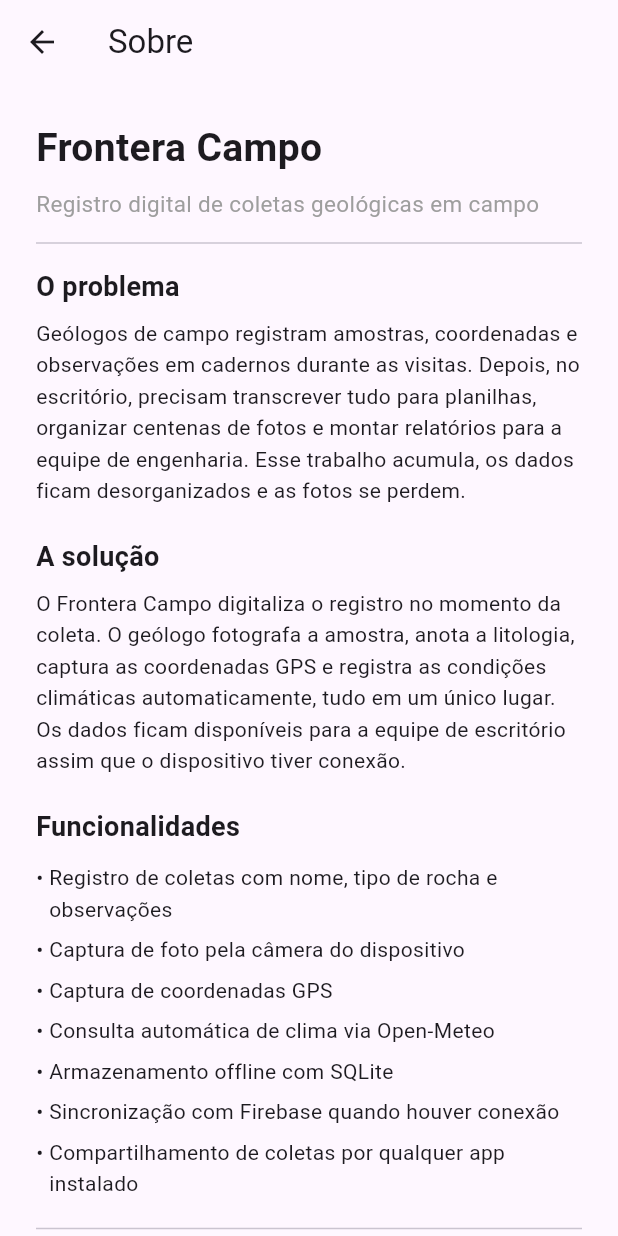
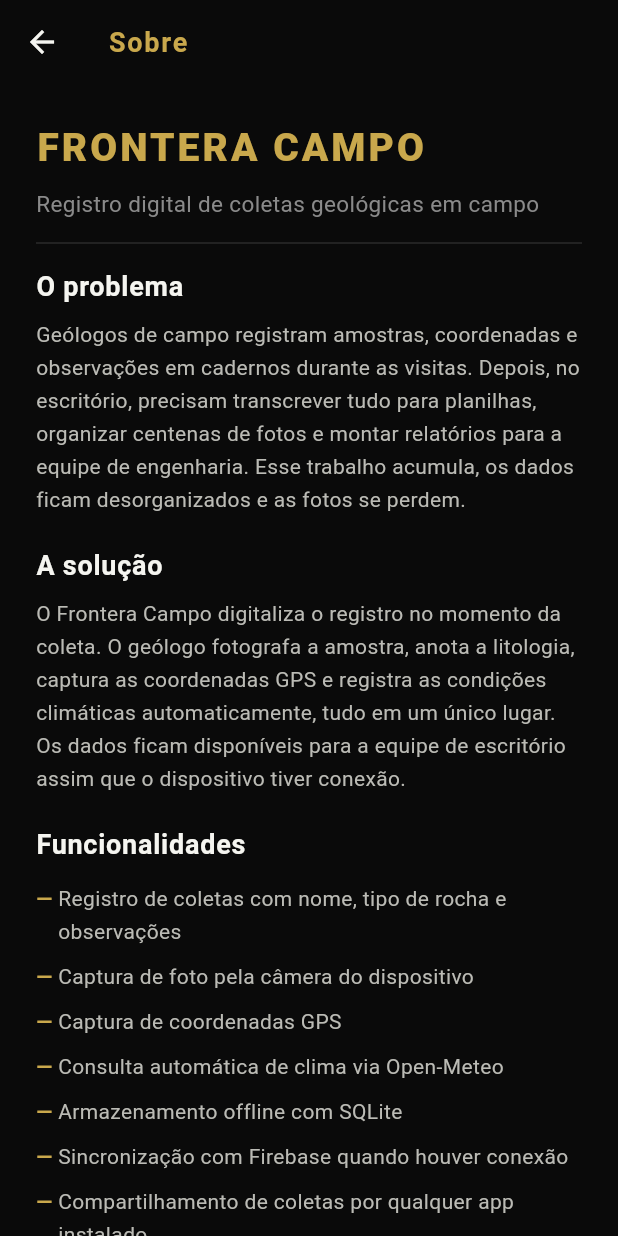
Before and after one commit to LauraRodrigues31/ponderada_4, a Flutter app: the screen it shows after launch, after a tap on "Sobre o app", on a phone screen of 412 x 824 dp. Run offline on Flutter 3.47's test engine with Material 3 defaults, Android fonts, the phone set to English and light mode, and no system bars; our stand-ins replace cloud_firestore, firebase_core, firebase_storage, flutter_local_notifications, geolocator, image_picker and 2 more; accounts and stored records are empty.

Commit message:
style: aplica identidade visual Frontera Minerals ao app
- dark theme industrial com dourado como cor de destaque
- paleta: fundo #0A0A0A, destaque #C9A84C, superfície #1A1A1A
- AppBar, botões, inputs e cards com estilo consistente
- HomeScreen com cabeçalho customizado FRONTERA CAMPO
- bordas retas (borderRadius 4) estilo industrial

```diff
--- a/lib/main.dart
+++ b/lib/main.dart
@@ -21,6 +21,84 @@
   Widget build(BuildContext context) {
     return MaterialApp(
       title: 'Frontera Campo',
+      debugShowCheckedModeBanner: false,
+      theme: ThemeData(
+        useMaterial3: true,
+        brightness: Brightness.dark,
+        scaffoldBackgroundColor: const Color(0xFF0A0A0A),
+        primaryColor: const Color(0xFFC9A84C),
+        colorScheme: const ColorScheme.dark(
+          primary: Color(0xFFC9A84C),
+          secondary: Color(0xFFC9A84C),
+          surface: Color(0xFF1A1A1A),
+          onPrimary: Color(0xFF0A0A0A),
+          onSurface: Color(0xFFF5F5F0),
+        ),
+        appBarTheme: const AppBarTheme(
+          backgroundColor: Color(0xFF0A0A0A),
+          foregroundColor: Color(0xFFF5F5F0),
+          elevation: 0,
+          titleTextStyle: TextStyle(
+            color: Color(0xFFC9A84C),
+            fontSize: 18,
+            fontWeight: FontWeight.w600,
+            letterSpacing: 1.2,
+          ),
+        ),
+        elevatedButtonTheme: ElevatedButtonThemeData(
+          style: ElevatedButton.styleFrom(
+            backgroundColor: const Color(0xFFC9A84C),
+            foregroundColor: const Color(0xFF0A0A0A),
+            padding: const EdgeInsets.symmetric(horizontal: 24, vertical: 14),
+            shape: RoundedRectangleBorder(
+              borderRadius: BorderRadius.circular(4),
+            ),
+            textStyle: const TextStyle(
+              fontWeight: FontWeight.w600,
+              letterSpacing: 0.8,
+            ),
+          ),
+        ),
+        cardTheme: CardThemeData(
+          color: const Color(0xFF1A1A1A),
+          elevation: 0,
+          shape: RoundedRectangleBorder(
+            borderRadius: BorderRadius.circular(4),
+            side: const BorderSide(color: Color(0xFF2A2A2A)),
+          ),
+        ),
+        inputDecorationTheme: InputDecorationTheme(
+          filled: true,
+          fillColor: const Color(0xFF1A1A1A),
+          labelStyle: const TextStyle(color: Color(0xFF8A8A8A)),
+          border: OutlineInputBorder(
+            borderRadius: BorderRadius.circular(4),
+            borderSide: const BorderSide(color: Color(0xFF2A2A2A)),
+          ),
+          enabledBorder: OutlineInputBorder(
+            borderRadius: BorderRadius.circular(4),
+            borderSide: const BorderSide(color: Color(0xFF2A2A2A)),
+          ),
+          focusedBorder: OutlineInputBorder(
+            borderRadius: BorderRadius.circular(4),
+            borderSide: const BorderSide(color: Color(0xFFC9A84C)),
+          ),
+        ),
+        dropdownMenuTheme: const DropdownMenuThemeData(
+          menuStyle: MenuStyle(
+            backgroundColor: WidgetStatePropertyAll(Color(0xFF1A1A1A)),
+          ),
+        ),
+        floatingActionButtonTheme: const FloatingActionButtonThemeData(
+          backgroundColor: Color(0xFFC9A84C),
+          foregroundColor: Color(0xFF0A0A0A),
+        ),
+        listTileTheme: const ListTileThemeData(
+          tileColor: Color(0xFF1A1A1A),
+          iconColor: Color(0xFFC9A84C),
+        ),
+        dividerColor: const Color(0xFF2A2A2A),
+      ),
       home: const HomeScreen(),
     );
   }
--- a/lib/screens/home_screen.dart
+++ b/lib/screens/home_screen.dart
@@ -9,48 +9,82 @@
   @override
   Widget build(BuildContext context) {
     return Scaffold(
-      appBar: AppBar(title: const Text('Frontera Campo')),
-      body: Center(
+      body: SafeArea(
+        child: Padding(
+          padding: const EdgeInsets.symmetric(horizontal: 32),
           child: Column(
             mainAxisAlignment: MainAxisAlignment.center,
+            crossAxisAlignment: CrossAxisAlignment.start,
             children: [
               const Text(
-              'Frontera Campo',
-              style: TextStyle(fontSize: 28, fontWeight: FontWeight.bold),
+                'FRONTERA',
+                style: TextStyle(
+                  color: Color(0xFFC9A84C),
+                  fontSize: 32,
+                  fontWeight: FontWeight.w800,
+                  letterSpacing: 4,
                 ),
+              ),
+              const Text(
+                'CAMPO',
+                style: TextStyle(
+                  color: Color(0xFFF5F5F0),
+                  fontSize: 16,
+                  fontWeight: FontWeight.w300,
+                  letterSpacing: 6,
+                ),
+              ),
+              const SizedBox(height: 16),
+              const Divider(color: Color(0xFFC9A84C), thickness: 1),
               const SizedBox(height: 8),
-            const Text('Registro de coletas em campo'),
-            const SizedBox(height: 24),
-            ElevatedButton(
+              const Text(
+                'Registro de coletas geológicas',
+                style: TextStyle(color: Color(0xFF8A8A8A), fontSize: 14),
+              ),
+              const SizedBox(height: 40),
+              SizedBox(
+                width: double.infinity,
+                child: ElevatedButton.icon(
                   onPressed: () {
                     Navigator.push(
                       context,
                       MaterialPageRoute(builder: (context) => const NovaColetaScreen()),
                     );
                   },
-              child: const Text('Nova Coleta'),
+                  icon: const Icon(Icons.add_circle_outline),
+                  label: const Text('Nova Coleta'),
+                ),
               ),
               const SizedBox(height: 12),
-            ElevatedButton(
+              SizedBox(
+                width: double.infinity,
+                child: ElevatedButton.icon(
                   onPressed: () {
                     Navigator.push(
                       context,
                       MaterialPageRoute(builder: (context) => const HistoricoScreen()),
                     );
                   },
-              child: const Text('Ver Histórico'),
+                  icon: const Icon(Icons.history),
+                  label: const Text('Histórico'),
+                ),
               ),
               const SizedBox(height: 12),
-            ElevatedButton(
+              SizedBox(
+                width: double.infinity,
+                child: ElevatedButton.icon(
                   onPressed: () {
                     Navigator.push(
                       context,
                       MaterialPageRoute(builder: (context) => const SobreScreen()),
                     );
                   },
-              child: const Text('Sobre o app'),
+                  icon: const Icon(Icons.info_outline),
+                  label: const Text('Sobre o app'),
+                ),
               ),
             ],
+          ),
         ),
       ),
     );
--- a/lib/screens/sobre_screen.dart
+++ b/lib/screens/sobre_screen.dart
@@ -13,38 +13,58 @@
           crossAxisAlignment: CrossAxisAlignment.start,
           children: [
             const Text(
-              'Frontera Campo',
-              style: TextStyle(fontSize: 26, fontWeight: FontWeight.bold),
+              'FRONTERA CAMPO',
+              style: TextStyle(
+                color: Color(0xFFC9A84C),
+                fontSize: 26,
+                fontWeight: FontWeight.w800,
+                letterSpacing: 2,
+              ),
             ),
             const SizedBox(height: 8),
             const Text(
               'Registro digital de coletas geológicas em campo',
-              style: TextStyle(fontSize: 15, color: Colors.grey),
+              style: TextStyle(fontSize: 15, color: Color(0xFF8A8A8A)),
             ),
-            const Divider(height: 32),
+            const Divider(height: 32, color: Color(0xFF2A2A2A)),
             const Text(
               'O problema',
-              style: TextStyle(fontSize: 18, fontWeight: FontWeight.w600),
+              style: TextStyle(
+                fontSize: 18,
+                fontWeight: FontWeight.w600,
+                color: Color(0xFFF5F5F0),
+                letterSpacing: 0.5,
+              ),
             ),
             const SizedBox(height: 8),
             const Text(
               'Geólogos de campo registram amostras, coordenadas e observações em cadernos durante as visitas. Depois, no escritório, precisam transcrever tudo para planilhas, organizar centenas de fotos e montar relatórios para a equipe de engenharia. Esse trabalho acumula, os dados ficam desorganizados e as fotos se perdem.',
-              style: TextStyle(height: 1.5),
+              style: TextStyle(height: 1.6, color: Color(0xFFBBBBB5)),
             ),
             const SizedBox(height: 20),
             const Text(
               'A solução',
-              style: TextStyle(fontSize: 18, fontWeight: FontWeight.w600),
+              style: TextStyle(
+                fontSize: 18,
+                fontWeight: FontWeight.w600,
+                color: Color(0xFFF5F5F0),
+                letterSpacing: 0.5,
+              ),
             ),
             const SizedBox(height: 8),
             const Text(
               'O Frontera Campo digitaliza o registro no momento da coleta. O geólogo fotografa a amostra, anota a litologia, captura as coordenadas GPS e registra as condições climáticas automaticamente, tudo em um único lugar. Os dados ficam disponíveis para a equipe de escritório assim que o dispositivo tiver conexão.',
-              style: TextStyle(height: 1.5),
+              style: TextStyle(height: 1.6, color: Color(0xFFBBBBB5)),
             ),
             const SizedBox(height: 20),
             const Text(
               'Funcionalidades',
-              style: TextStyle(fontSize: 18, fontWeight: FontWeight.w600),
+              style: TextStyle(
+                fontSize: 18,
+                fontWeight: FontWeight.w600,
+                color: Color(0xFFF5F5F0),
+                letterSpacing: 0.5,
+              ),
             ),
             const SizedBox(height: 8),
             ...[
@@ -57,24 +77,39 @@
               'Compartilhamento de coletas por qualquer app instalado',
             ].map(
               (item) => Padding(
-                padding: const EdgeInsets.symmetric(vertical: 3),
+                padding: const EdgeInsets.symmetric(vertical: 4),
                 child: Row(
                   crossAxisAlignment: CrossAxisAlignment.start,
                   children: [
-                    const Text('• ', style: TextStyle(height: 1.5)),
-                    Expanded(child: Text(item, style: const TextStyle(height: 1.5))),
+                    const Text(
+                      '— ',
+                      style: TextStyle(
+                        height: 1.6,
+                        color: Color(0xFFC9A84C),
+                        fontWeight: FontWeight.w600,
+                      ),
+                    ),
+                    Expanded(
+                      child: Text(
+                        item,
+                        style: const TextStyle(
+                          height: 1.6,
+                          color: Color(0xFFBBBBB5),
+                        ),
+                      ),
+                    ),
                   ],
                 ),
               ),
             ),
-            const Divider(height: 32),
+            const Divider(height: 32, color: Color(0xFF2A2A2A)),
             const Text(
               'Desenvolvido por Laura Rodrigues',
-              style: TextStyle(color: Colors.grey, fontSize: 13),
+              style: TextStyle(color: Color(0xFF8A8A8A), fontSize: 13),
             ),
             const Text(
-              'Ponderada 4 - Desenvolvimento Mobile',
-              style: TextStyle(color: Colors.grey, fontSize: 13),
+              'Ponderada 4 — Desenvolvimento Mobile',
+              style: TextStyle(color: Color(0xFF8A8A8A), fontSize: 13),
             ),
           ],
         ),
```
Lines whose indentation alone changed are shown as unchanged.
